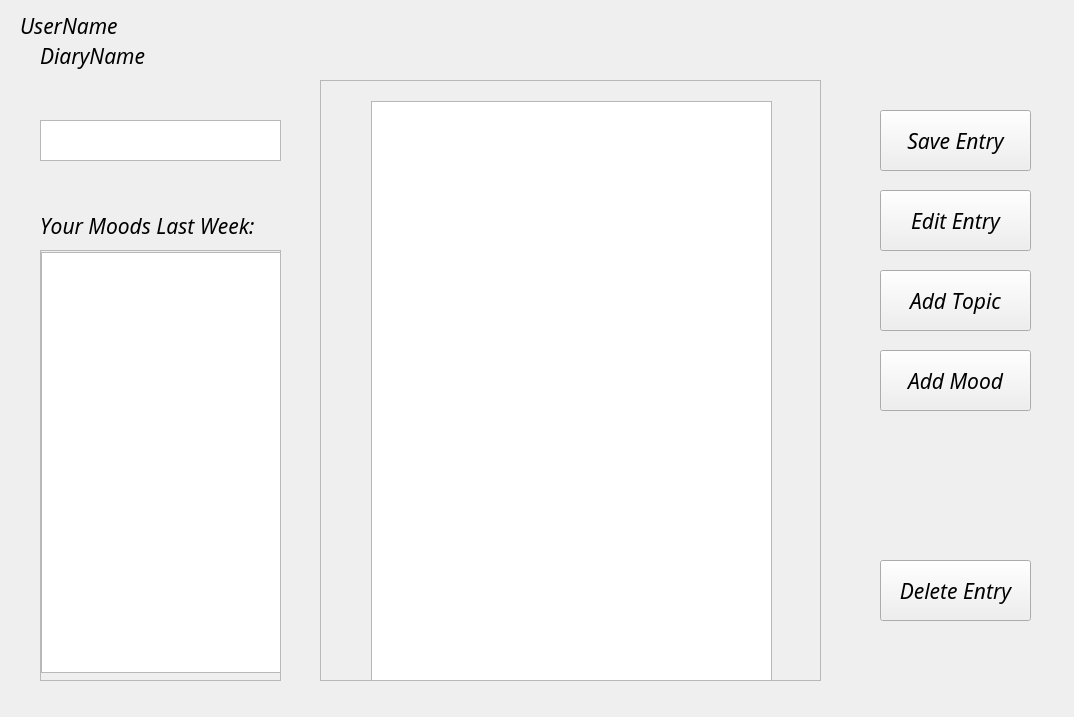
Above: Presentation/entryview.ui from fekorte/Diary before the change. Below: the same form after it.
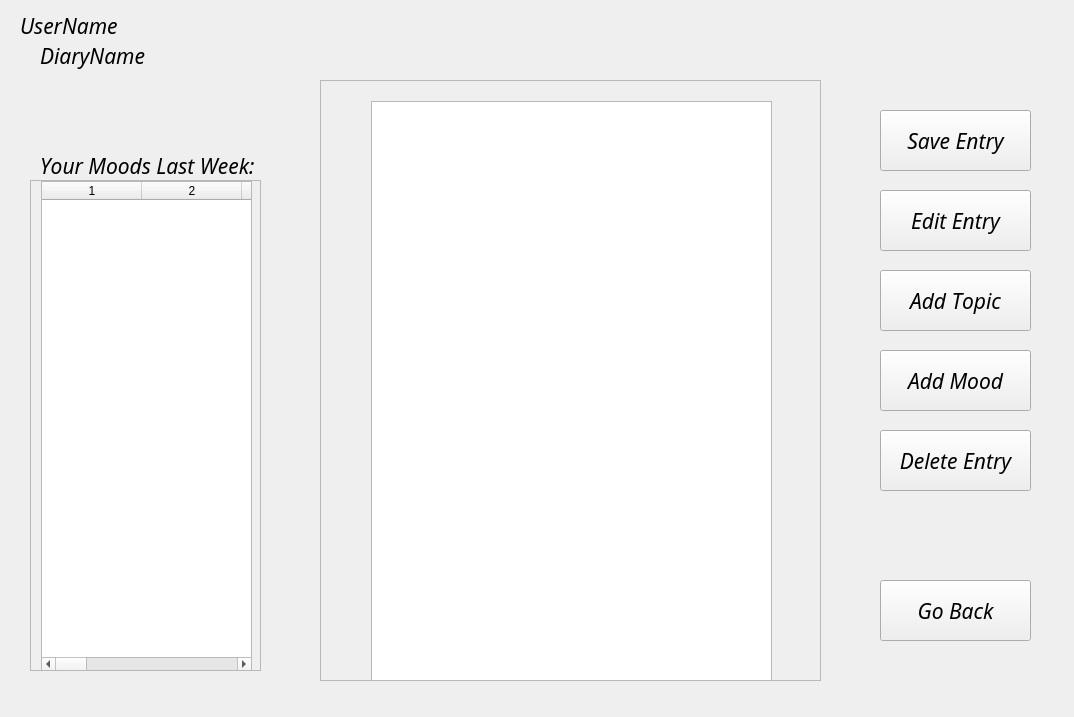
That is the form after the change. Icons and pictures are not drawn.

What changed in the file:
```diff
--- a/Presentation/entryview.ui
+++ b/Presentation/entryview.ui
@@ -79,10 +79,10 @@
   <widget class="QScrollArea" name="scrollArea_2">
    <property name="geometry">
     <rect>
-     <x>40</x>
-     <y>250</y>
-     <width>241</width>
-     <height>431</height>
+     <x>30</x>
+     <y>180</y>
+     <width>231</width>
+     <height>491</height>
     </rect>
    </property>
    <property name="widgetResizable">
@@ -93,19 +93,34 @@
      <rect>
       <x>0</x>
       <y>0</y>
-      <width>239</width>
-      <height>429</height>
+      <width>229</width>
+      <height>489</height>
      </rect>
     </property>
-    <widget class="QListWidget" name="listWidget">
+    <widget class="QTableWidget" name="moodTableWidget">
      <property name="geometry">
       <rect>
-       <x>0</x>
-       <y>1</y>
-       <width>241</width>
-       <height>421</height>
+       <x>10</x>
+       <y>0</y>
+       <width>211</width>
+       <height>491</height>
       </rect>
      </property>
+     <property name="columnCount">
+      <number>12</number>
+     </property>
+     <column/>
+     <column/>
+     <column/>
+     <column/>
+     <column/>
+     <column/>
+     <column/>
+     <column/>
+     <column/>
+     <column/>
+     <column/>
+     <column/>
     </widget>
    </widget>
   </widget>
@@ -113,7 +128,7 @@
    <property name="geometry">
     <rect>
      <x>40</x>
-     <y>210</y>
+     <y>150</y>
      <width>241</width>
      <height>31</height>
     </rect>
@@ -200,21 +215,11 @@
     <string>Add Mood</string>
    </property>
   </widget>
-  <widget class="QPlainTextEdit" name="plainTextEdit">
-   <property name="geometry">
-    <rect>
-     <x>40</x>
-     <y>120</y>
-     <width>241</width>
-     <height>41</height>
-    </rect>
-   </property>
-  </widget>
   <widget class="QPushButton" name="deleteEntryButton">
    <property name="geometry">
     <rect>
      <x>880</x>
-     <y>560</y>
+     <y>430</y>
      <width>151</width>
      <height>61</height>
     </rect>
@@ -223,6 +228,19 @@
     <string>Delete Entry</string>
    </property>
   </widget>
+  <widget class="QPushButton" name="goBackButton">
+   <property name="geometry">
+    <rect>
+     <x>880</x>
+     <y>580</y>
+     <width>151</width>
+     <height>61</height>
+    </rect>
+   </property>
+   <property name="text">
+    <string>Go Back</string>
+   </property>
+  </widget>
  </widget>
  <resources/>
  <connections/>
```
